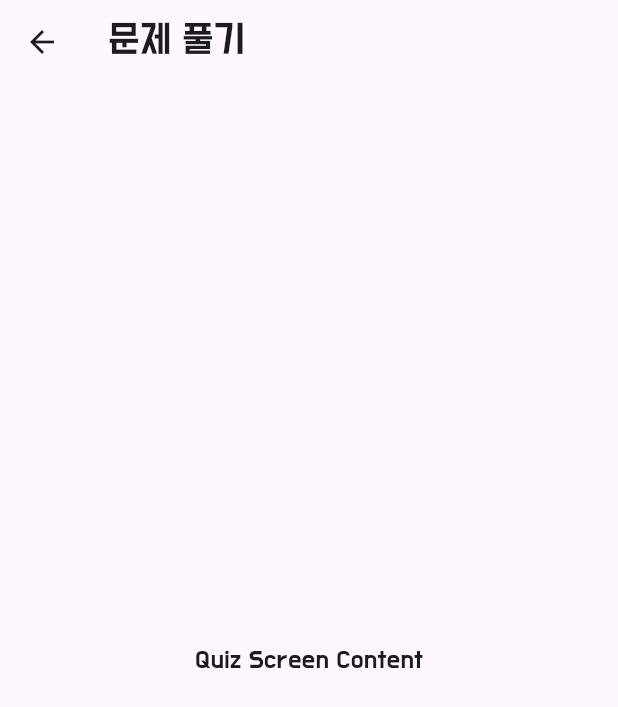
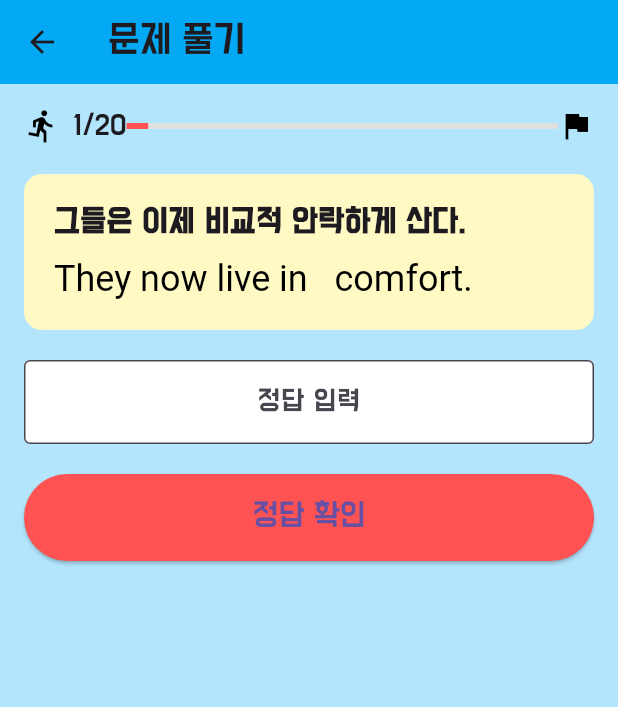
Before and after one commit to SungJuyeon/runner, a Flutter app: the Quiz screen opened by its route, on a phone screen of 412 x 824 dp. Shown: the top 707 px of the screen. Run offline on Flutter 3.47's test engine with Material 3 defaults, Android fonts, the phone set to English and light mode, and no system bars; our stand-ins replace csv, firebase_core; accounts and stored records are empty.

Commit message:
quiz.dart add

```diff
--- a/lib/pages/quiz.dart
+++ b/lib/pages/quiz.dart
@@ -1,14 +1,155 @@
 // pages/quiz.dart
 import 'package:flutter/material.dart';
 
-class Quiz extends StatelessWidget {
+class Quiz extends StatefulWidget {
   const Quiz({Key? key}) : super(key: key);
+
+  @override
+  Quizstate createState() => Quizstate();
+}
+
+class Quizstate extends State<Quiz> {
+  final TextEditingController _controller = TextEditingController();
+  int currentQuestion = 1;
+  int totalQuestions = 20;
+  String questionKorean = '그들은 이제 비교적 안락하게 산다.';
+  String questionEnglish = 'They now live in ___ comfort.';
+  String correctAnswer = 'relative';
+  bool showResult = false;
+  bool isCorrect = false;
+
+  void checkAnswer() {
+    setState(() {
+      isCorrect = _controller.text.trim().toLowerCase() == correctAnswer.toLowerCase();
+      showResult = true;
+    });
+  }
+
+  void nextQuestion() {
+    setState(() {
+      _controller.clear();
+      showResult = false;
+      // 임시로 다음 문제 설정
+      currentQuestion++;
+      questionKorean = '새로운 문제 해석입니다.';
+      questionEnglish = 'New question with ___ blank.';
+      correctAnswer = 'example'; // 예시 답변
+    });
+  }
 
   @override
   Widget build(BuildContext context) {
     return Scaffold(
-      appBar: AppBar(title: const Text('문제 풀기')),
-      body: const Center(child: Text('Quiz Screen Content')),
+      backgroundColor: Colors.lightBlue[100],
+      appBar: AppBar(
+        title: const Text('문제 풀기'),
+        backgroundColor: Colors.lightBlue,
+      ),
+      body: Padding(
+        padding: const EdgeInsets.all(16.0),
+        child: Column(
+          mainAxisAlignment: MainAxisAlignment.start,
+          crossAxisAlignment: CrossAxisAlignment.stretch,
+          children: [
+            // 상단 진행바
+            Row(
+              children: [
+                Icon(Icons.directions_run, color: Colors.black),
+                SizedBox(width: 8),
+                Text('$currentQuestion/$totalQuestions', style: TextStyle(fontSize: 16)),
+                Expanded(
+                  child: LinearProgressIndicator(
+                    value: currentQuestion / totalQuestions,
+                    backgroundColor: Colors.grey[300],
+                    color: Colors.redAccent,
+                  ),
+                ),
+                Icon(Icons.flag, color: Colors.black),
+              ],
+            ),
+            SizedBox(height: 20),
+
+            // 문제 박스
+            Container(
+              padding: EdgeInsets.all(20),
+              decoration: BoxDecoration(
+                color: Colors.yellow[100],
+                borderRadius: BorderRadius.circular(12),
+              ),
+              child: Column(
+                crossAxisAlignment: CrossAxisAlignment.start,
+                children: [
+                  Text(
+                    questionKorean,
+                    style: TextStyle(fontSize: 18, fontWeight: FontWeight.bold),
+                  ),
+                  SizedBox(height: 10),
+                  RichText(
+                    text: TextSpan(
+                      children: [
+                        TextSpan(
+                          text: questionEnglish.replaceAll('___', ' '),
+                          style: TextStyle(fontSize: 24, color: Colors.black),
+                        ),
+                      ],
+                    ),
+                  ),
+                ],
+              ),
+            ),
+            SizedBox(height: 20),
+
+            // 정답 입력란
+            TextField(
+              controller: _controller,
+              decoration: InputDecoration(
+                hintText: '정답 입력',
+                border: OutlineInputBorder(),
+                filled: true,
+                fillColor: Colors.white,
+              ),
+              textAlign: TextAlign.center,
+            ),
+            SizedBox(height: 20),
+
+            // 정답 확인 버튼
+            ElevatedButton(
+              onPressed: checkAnswer,
+              style: ElevatedButton.styleFrom(
+                backgroundColor: Colors.redAccent,
+                padding: EdgeInsets.symmetric(vertical: 16),
+              ),
+              child: Text('정답 확인', style: TextStyle(fontSize: 18)),
+            ),
+
+            // 정답 결과 표시
+            if (showResult)
+              Padding(
+                padding: const EdgeInsets.symmetric(vertical: 20),
+                child: Text(
+                  isCorrect ? '정답입니다!' : '오답입니다. 정답은 "$correctAnswer"입니다.',
+                  textAlign: TextAlign.center,
+                  style: TextStyle(
+                    fontSize: 20,
+                    color: isCorrect ? Colors.green : Colors.red,
+                    fontWeight: FontWeight.bold,
+                  ),
+                ),
+              ),
+
+            // 다음 문제로 이동 버튼
+            if (showResult)
+              ElevatedButton(
+                onPressed: nextQuestion,
+                style: ElevatedButton.styleFrom(
+                  backgroundColor: Colors.blueAccent,
+                  padding: EdgeInsets.symmetric(vertical: 16),
+                ),
+                child: Text('다음 문제', style: TextStyle(fontSize: 18)),
+              ),
+          ],
+        ),
+      ),
     );
   }
 }
```
